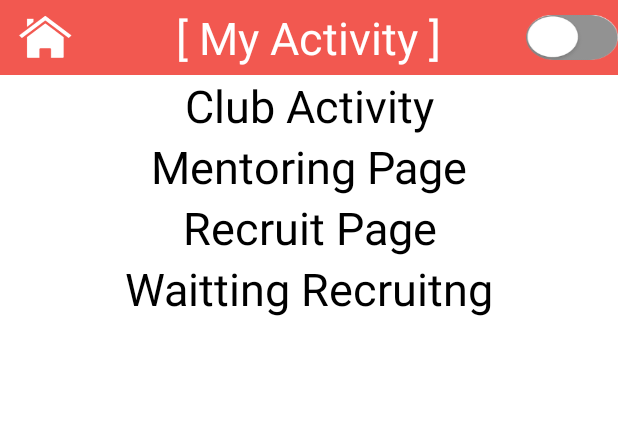
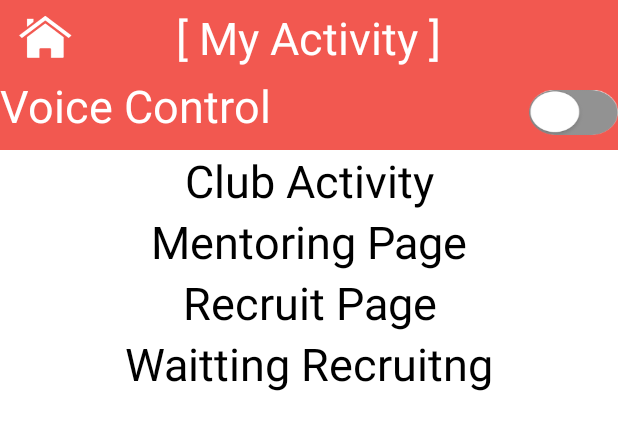
Before and after one commit to kjf8891/SilverGodTalent, an Android app: the layout mypage_list.xml on its own in the app's theme, with its tools: preview values and no code run, on a phone screen of 412 x 824 dp. Shown: the top 430 px of the screen. Run offline under Robolectric (Android 15) with nearby library versions, the phone set to English and light mode, and no system bars.

Commit message:
DH1214 음성제어 immortal 서비스 / zoomtext 디자인

```diff
--- a/app/src/main/AndroidManifest.xml
+++ b/app/src/main/AndroidManifest.xml
@@ -29,7 +29,7 @@
 
         <meta-data
             android:name="com.google.android.geo.API_KEY"
-            android:value="AIzaSyB_LN34PpNSTfFDmCXklF_j6wLy76CP3z0"
+            android:value="AIzaSyDp7kU35jxD9oXazH5EJMuVxPBs3-LhrdY "
             ></meta-data>
 
         <activity android:name=".MainActivity"></activity>
--- a/app/src/main/java/com/example/testremote/DetailRecruitFragment.java
+++ b/app/src/main/java/com/example/testremote/DetailRecruitFragment.java
@@ -223,7 +223,7 @@ public class DetailRecruitFragment extends Fragment implements OnMapReadyCallbac
         markerOptions.snippet(institution);
         googleMap.addMarker(markerOptions);
         googleMap.moveCamera(CameraUpdateFactory.newLatLng(latLng));
-        googleMap.animateCamera(CameraUpdateFactory.zoomTo(50));
+        googleMap.animateCamera(CameraUpdateFactory.zoomTo(25));
 
 
 
--- a/app/src/main/java/com/example/testremote/InterestActivity.java
+++ b/app/src/main/java/com/example/testremote/InterestActivity.java
@@ -265,10 +265,10 @@ public class InterestActivity extends AppCompatActivity {
             e.printStackTrace();
         }
 
-                InsertDataTask insertTask = new InsertDataTask();
+                InsertDataTask insertTask = new InsertDataTask(userinfo);
 
                 url = "http://13.124.85.122:52273/pushData";
-                req = new RequestForm(url,userinfo);
+                req = new RequestForm(url);
 
 
         insertTask.execute(req);
--- a/app/src/main/java/com/example/testremote/ZoomText.java
+++ b/app/src/main/java/com/example/testremote/ZoomText.java
@@ -35,6 +35,7 @@ public class ZoomText extends TextView {
         tvOrigin = this;
         this.setClickable(true);
         this.setLongClickable(true);
+       // this.setBackground(R.drawable.customborder);
         //this.setSelected(true);
     }
 
--- /dev/null
+++ b/app/src/main/res/drawable/customborder.xml
@@ -0,0 +1,13 @@
+<shape xmlns:android="http://schemas.android.com/apk/res/android"
+    android:shape="rectangle">
+    <corners
+        android:topLeftRadius="30dp"
+        android:topRightRadius="30dp"
+        android:bottomRightRadius="30dp"
+        android:bottomLeftRadius="30dp" />
+    <stroke
+        android:width="3dp"
+        android:color="@android:color/background_dark" />
+    <solid
+        android:color="#ffffff"/>
+</shape>
--- a/app/src/main/res/layout/mypage_list.xml
+++ b/app/src/main/res/layout/mypage_list.xml
@@ -42,12 +42,43 @@
                 android:textSize="30dp" />
 
             <ToggleButton
+                android:visibility="invisible"
+                android:background="@drawable/toggle_selector"
+                android:layout_width="50dp"
+                android:layout_height="30dp"
+                android:scaleType="fitXY"
+                android:layout_weight="1"
+                android:layout_gravity="center"
+                android:textOn=""
+                android:textOff=""
+
+                />
+        </LinearLayout>
+
+        <LinearLayout
+            android:layout_width="match_parent"
+            android:orientation="horizontal"
+            android:layout_height="50dp"
+            android:background="@color/red">
+
+            <com.example.testremote.ZoomText
+
+                android:layout_width="0dp"
+                android:layout_height="match_parent"
+                android:layout_weight="6"
+                android:layout_gravity="center"
+                android:textColor="@android:color/white"
+
+                android:gravity="left"
+                android:text="Voice Control"
+                android:textSize="30dp" />
+
+            <ToggleButton
                 android:visibility="visible"
                 android:background="@drawable/toggle_selector"
                 android:id="@+id/recog_start"
-                android:layout_width="50dp"
+                android:layout_width="0dp"
                 android:layout_height="30dp"
-                android:scaleType="fitXY"
                 android:layout_weight="1"
                 android:layout_gravity="center"
                 android:textOn=""
--- a/app/src/main/res/layout/popup.xml
+++ b/app/src/main/res/layout/popup.xml
@@ -2,7 +2,7 @@
     android:id="@+id/LinearLayout1"
     android:layout_width="wrap_content"
     android:layout_height="wrap_content"
-    android:background="#FFFFFF"
+    android:background="@drawable/customborder"
     android:orientation="vertical"
     android:paddingLeft="7dip"
     android:paddingTop="7dip"
```
Also changed, not shown: app/src/main/java/com/example/testremote/MSGReceiver.java (+100 -3 lines), app/src/main/java/com/example/testremote/MyPageListActivity.java (+55 -18 lines), app/src/main/java/com/example/testremote/MyService.java (+39 -4 lines).
